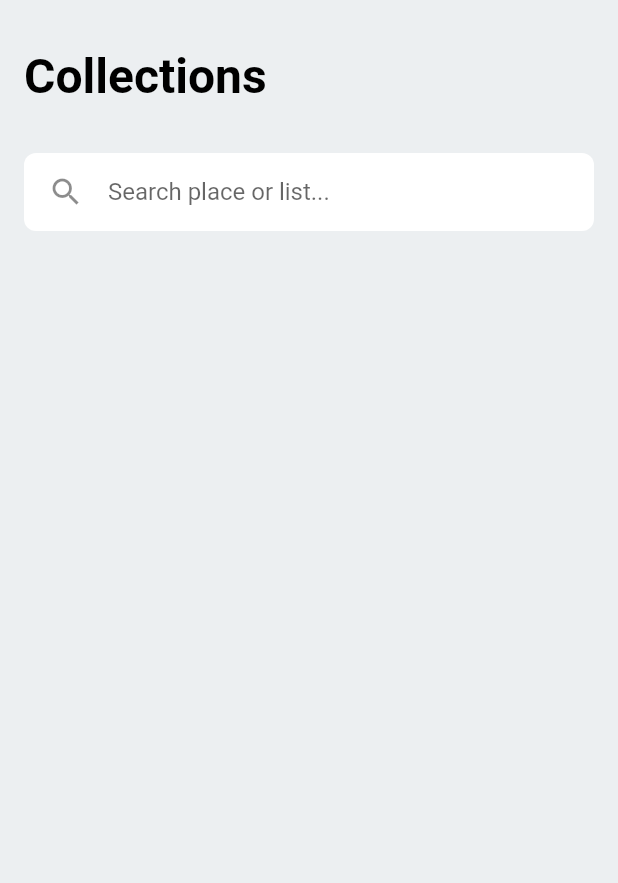
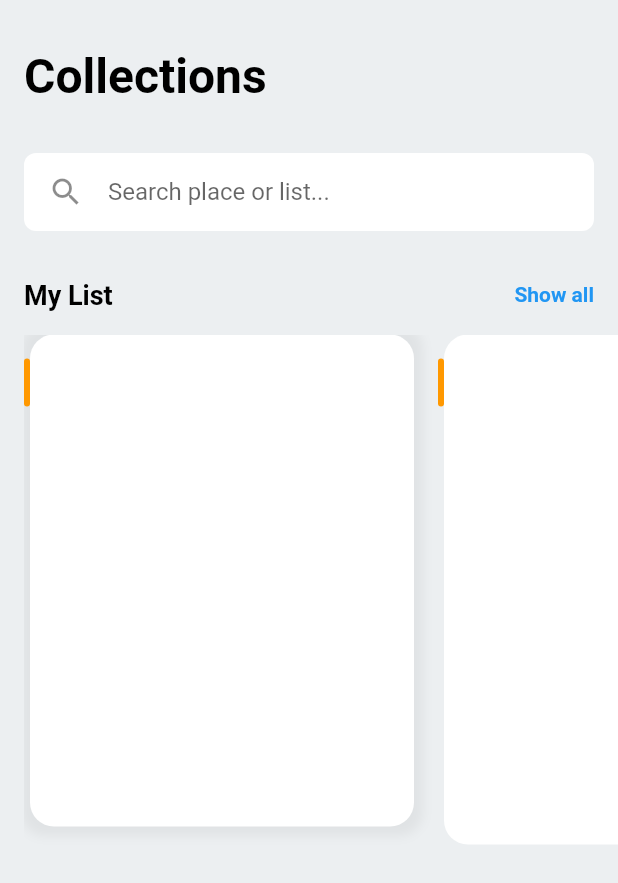
Before and after one commit to JAICHANGPARK/flutter_notebook_2nd_story, a Flutter app: the screen it shows after launch, on a phone screen of 412 x 824 dp. Shown: the top 883 px of the screen. Run offline on Flutter 3.47's test engine with Material 2 defaults, Android fonts, the phone set to English and light mode, and no system bars; our stand-ins replace avatar_glow, badges, bubble_bottom_bar, camera, google_maps_flutter, video_player; missing offline and left inert: flutter_particles, snappable.

Commit message:
Update main_page.dart

```diff
--- a/lib/travel_app_02/main_page.dart
+++ b/lib/travel_app_02/main_page.dart
@@ -14,6 +14,7 @@ class MainPage extends StatefulWidget {
 }
 
 class _MainPageState extends State<MainPage> {
+  TextEditingController _textEditingController = TextEditingController();
   @override
   Widget build(BuildContext context) {
     return Scaffold(
@@ -50,12 +51,119 @@ class _MainPageState extends State<MainPage> {
                 ),
                 child: Center(
                   child: TextField(
+                    controller: _textEditingController,
                     decoration: InputDecoration(
                       border: InputBorder.none,
                       icon: Icon(Icons.search),
                       hintText: "Search place or list..."
                     ),
                   ),
+                ),
+              ),
+              SizedBox(
+                height: 32,
+              ),
+              Padding(
+                padding: const EdgeInsets.only(right: 16),
+                child: Row(
+                  mainAxisAlignment: MainAxisAlignment.spaceBetween,
+                  children: <Widget>[
+                    Text("My List", style: TextStyle(
+                      color: Colors.black,
+                      fontSize: 18,
+                      fontWeight: FontWeight.bold
+                    ),),
+                    Spacer(),
+                    Text("Show all", style: TextStyle(
+                      color: Colors.blue,
+                      fontWeight: FontWeight.bold
+                    ),)
+                  ],
+                ),
+              ),
+              SizedBox(
+                height: 16,
+              ),
+              Container(
+                height: 340,
+                child: ListView(
+                  shrinkWrap: true,
+                  scrollDirection: Axis.horizontal,
+                  children: <Widget>[
+                    Container(
+                      width: 260,
+                      margin: EdgeInsets.only(right: 16),
+                      child: Stack(
+                        children: <Widget>[
+                          Positioned(
+                            left: 4,
+                            top: 0,
+                            right: 0,
+                            bottom: 12,
+                            child: Container(
+                              decoration: BoxDecoration(
+                                color: Colors.white,
+                                borderRadius: BorderRadius.circular(16),
+                                boxShadow: [
+                                  BoxShadow(
+                                    color: Colors.black.withOpacity(0.05),
+                                    blurRadius: 5,
+                                    spreadRadius: 6
+                                  )
+                                ]
+                              ),
+                            ),
+                          ),
+                          Positioned(
+                            left: 0,
+                            top: 16,
+                            child: Container(
+                              height: 32,
+                              width: 4,
+                              decoration: BoxDecoration(
+                                  color: Colors.orange,
+                                  borderRadius: BorderRadius.circular(16)
+                              ),
+                            ),
+                          )
+                        ],
+                      ),
+                    ),
+
+                    Container(
+                      width: 260,
+                      margin: EdgeInsets.only(right: 16),
+                      child: Stack(
+                        children: <Widget>[
+                          Positioned(
+                            left: 4,
+                            top: 0,
+                            right: 0,
+                            bottom: 0,
+                            child: Container(
+                              decoration: BoxDecoration(
+                                  color: Colors.white,
+                                  borderRadius: BorderRadius.circular(16)
+                              ),
+                            ),
+                          ),
+                          Positioned(
+                            left: 0,
+                            top: 16,
+                            child: Container(
+                              height: 32,
+                              width: 4,
+                              decoration: BoxDecoration(
+                                  color: Colors.orange,
+                                  borderRadius: BorderRadius.circular(16)
+                              ),
+                            ),
+                          )
+                        ],
+                      ),
+                    ),
+
+                  ],
                 ),
               )
             ],
```
